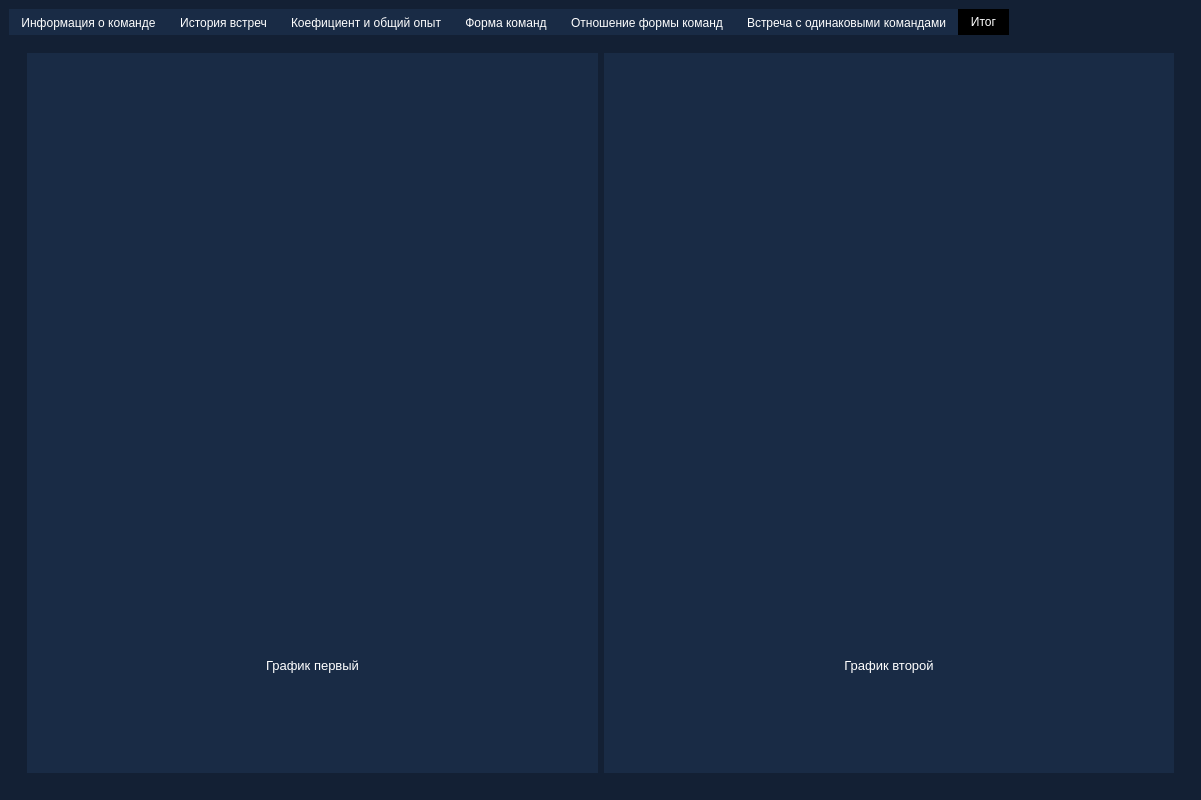
Qt form qt/uis/main_window.ui (CodderLord/CS_GO_analythics) before a commit.
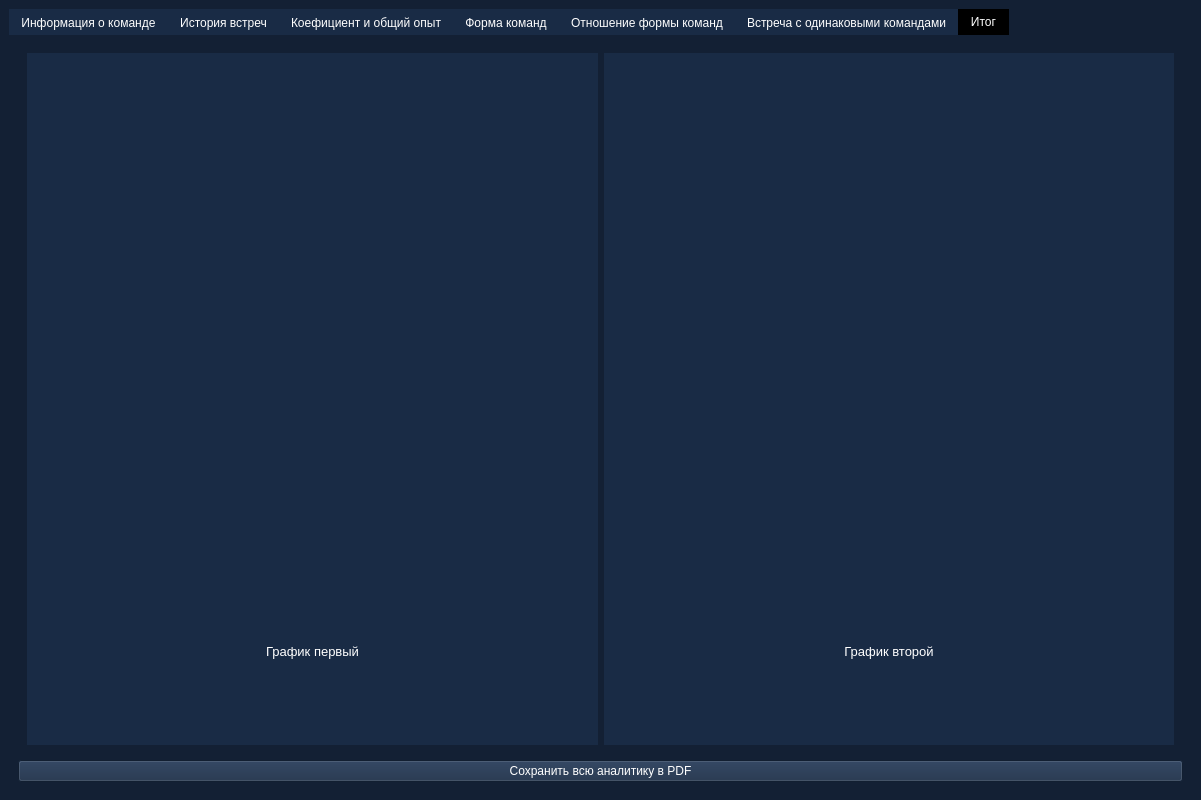
The same form after that commit. The open tabs and pages were chosen to show the change.

```diff
--- a/qt/uis/main_window.ui
+++ b/qt/uis/main_window.ui
@@ -1460,6 +1460,17 @@
           </layout>
          </widget>
         </item>
+        <item row="1" column="0">
+         <widget class="QPushButton" name="button_save_PDF">
+          <property name="styleSheet">
+           <string notr="true">background-color: rgb(25, 43, 69);
+color: rgb(255, 255, 255);</string>
+          </property>
+          <property name="text">
+           <string>Сохранить всю аналитику в PDF</string>
+          </property>
+         </widget>
+        </item>
        </layout>
       </widget>
      </widget>
```
